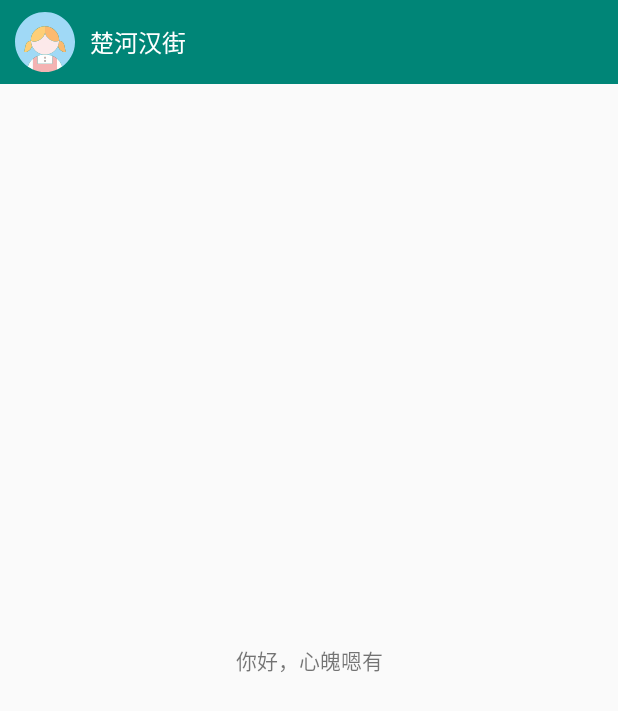
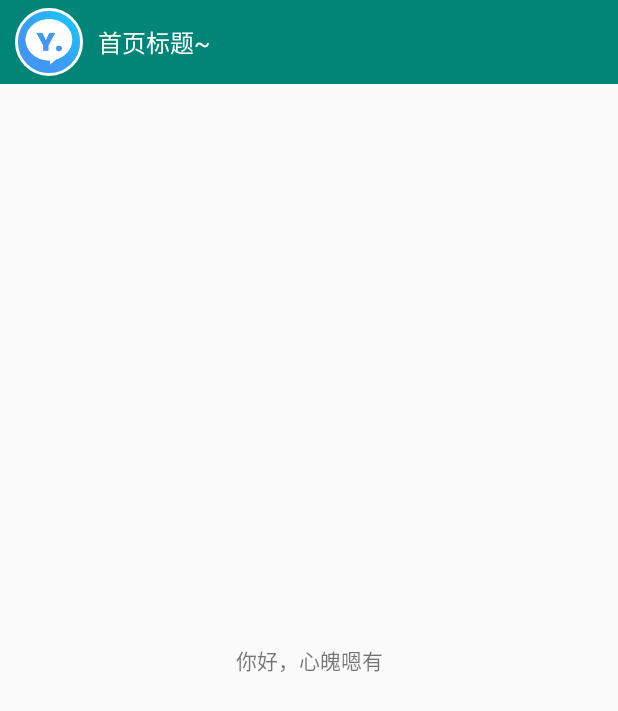
Before and after one commit to xiongweihan/HanAll, an Android app: the screen it shows after launch (MainActivity), on a phone screen of 412 x 824 dp. Shown: the top 711 px of the screen. Run offline under Robolectric (Android 15) with nearby library versions, the phone set to English and light mode, and no system bars; our stand-ins replace ButterKnife.

Commit message:
添加自定义圆型头像HeadView

```diff
--- a/app/src/main/java/com/example/hanall/activity/BaseActivity.java
+++ b/app/src/main/java/com/example/hanall/activity/BaseActivity.java
@@ -1,6 +1,5 @@
 package com.example.hanall.activity;
 
-import android.app.Activity;
 import android.app.ProgressDialog;
 import android.content.Context;
 import android.os.Build;
@@ -64,7 +63,7 @@ public abstract class BaseActivity extends AppCompatActivity {
 
         View view = getCurrentFocus();
         if (view != null) {
-            InputMethodManager inputMethodManager = (InputMethodManager) getSystemService(Activity.INPUT_METHOD_SERVICE);
+            InputMethodManager inputMethodManager = (InputMethodManager) getSystemService(AppCompatActivity.INPUT_METHOD_SERVICE);
             inputMethodManager.hideSoftInputFromWindow(view.getWindowToken(), InputMethodManager.HIDE_NOT_ALWAYS);
         }
     }
--- a/app/src/main/java/com/example/hanall/activity/MainActivity.java
+++ b/app/src/main/java/com/example/hanall/activity/MainActivity.java
@@ -1,13 +1,11 @@
 package com.example.hanall.activity;
 
 
-import android.annotation.SuppressLint;
 import android.content.res.ColorStateList;
 import android.graphics.Color;
 import android.view.Gravity;
 import android.view.MenuItem;
 import android.view.View;
-import android.widget.ImageView;
 import android.widget.TextView;
 
 import androidx.annotation.NonNull;
@@ -17,6 +15,7 @@ import androidx.drawerlayout.widget.DrawerLayout;
 import com.example.hanall.R;
 import com.example.hanall.utils.ScreenInfoUtils;
 import com.example.hanall.utils.ToastUtil;
+import com.example.hanall.widget.HeadView;
 import com.google.android.material.navigation.NavigationView;
 
 import butterknife.BindView;
@@ -28,9 +27,11 @@ public class MainActivity extends BaseActivity implements NavigationView.OnNavig
     @BindView(R.id.drawer_layout)
     DrawerLayout drawer;
     @BindView(R.id.iv_main_head)
-    ImageView ivMainHead;
+    HeadView ivMainHead;
     @BindView(R.id.tv_main_title)
     TextView tvMainTitle;
+    private HeadView ivDrawerHead;
+    private TextView tvDrawerName;
 
     @Override
     protected int getLayoutId() {
@@ -53,10 +54,9 @@ public class MainActivity extends BaseActivity implements NavigationView.OnNavig
         View headView = navigationView.getHeaderView(0);//获取头部布局
         //添加头布局的另外一种方式
         //View headview=navigationview.inflateHeaderView(R.layout.navigationview_header);
-        ImageView imageHead = headView.findViewById(R.id.iv_head);
-        imageHead.setOnClickListener(this);
-        TextView tvName = headView.findViewById(R.id.tv_name);
-        tvName.setText("韩雄伟");
+        ivDrawerHead = headView.findViewById(R.id.iv_head);
+        ivDrawerHead.setOnClickListener(this);
+        tvDrawerName = headView.findViewById(R.id.tv_name);
 
         //设置item的条目颜色
         // 有-为未选中的颜色, 没有-为选中的颜色
@@ -76,6 +76,16 @@ public class MainActivity extends BaseActivity implements NavigationView.OnNavig
         navigationView.setCheckedItem(R.id.single_1);
         //设置条目点击监听
         navigationView.setNavigationItemSelectedListener(this);
+        initData();
+
+    }
+
+    private void initData() {
+        ivMainHead.setImageResource(R.mipmap.ic_logo);//首页头像
+        tvMainTitle.setText("首页标题~");
+        ivDrawerHead.setImageResource(R.mipmap.ic_logo);//侧滑头像
+        tvDrawerName.setText("韩雄伟");
+
 
     }
 
--- a/app/src/main/java/com/example/hanall/utils/ScreenInfoUtils.java
+++ b/app/src/main/java/com/example/hanall/utils/ScreenInfoUtils.java
@@ -1,6 +1,5 @@
 package com.example.hanall.utils;
 
-import android.app.Activity;
 import android.content.Context;
 import android.graphics.Color;
 import android.graphics.Point;
@@ -12,6 +11,7 @@ import android.view.WindowManager;
 
 import androidx.annotation.NonNull;
 import androidx.annotation.Nullable;
+import androidx.appcompat.app.AppCompatActivity;
 
 /**
  * ================================================
@@ -25,7 +25,7 @@ public class ScreenInfoUtils {
      *
      * @param activity 上下文
      */
-    public static void fullScreen(Activity activity) {
+    public static void fullScreen(AppCompatActivity activity) {
         if (Build.VERSION.SDK_INT >= Build.VERSION_CODES.KITKAT) {
             if (Build.VERSION.SDK_INT >= Build.VERSION_CODES.LOLLIPOP) {
                 //5.x开始需要把颜色设置透明，否则导航栏会呈现系统默认的浅灰色
@@ -75,7 +75,7 @@ public class ScreenInfoUtils {
      * @param activity 上下文
      * @return 100
      */
-    public static int getWindowWidth(Activity activity) {
+    public static int getWindowWidth(AppCompatActivity activity) {
         return activity.getWindowManager().getDefaultDisplay().getWidth();
     }
 
@@ -85,7 +85,7 @@ public class ScreenInfoUtils {
      * @param activity 上下文
      * @return 100
      */
-    public static int getWindowHeight(Activity activity) {
+    public static int getWindowHeight(AppCompatActivity activity) {
         return activity.getWindowManager().getDefaultDisplay().getHeight();
     }
 
--- a/app/src/main/java/com/example/hanall/utils/ToastUtil.java
+++ b/app/src/main/java/com/example/hanall/utils/ToastUtil.java
@@ -1,6 +1,5 @@
 package com.example.hanall.utils;
 
-import android.app.Activity;
 import android.content.Context;
 import android.text.TextUtils;
 import android.view.Gravity;
@@ -8,6 +7,8 @@ import android.view.LayoutInflater;
 import android.view.View;
 import android.widget.TextView;
 import android.widget.Toast;
+
+import androidx.appcompat.app.AppCompatActivity;
 
 import com.example.hanall.R;
 import com.example.hanall.base.App;
@@ -39,7 +40,7 @@ public class ToastUtil {
         showToast(context, text, Toast.LENGTH_SHORT, Gravity.BOTTOM, 0, 180);
     }
 
-    public static void showUiToast(final Activity activity, final String value) {
+    public static void showUiToast(final AppCompatActivity activity, final String value) {
         activity.runOnUiThread(new Runnable() {
             @Override
             public void run() {
--- /dev/null
+++ b/app/src/main/java/com/example/hanall/widget/HeadView.java
@@ -0,0 +1,303 @@
+package com.example.hanall.widget;
+
+import android.content.Context;
+import android.content.res.TypedArray;
+import android.graphics.Bitmap;
+import android.graphics.BitmapShader;
+import android.graphics.Canvas;
+import android.graphics.Color;
+import android.graphics.Matrix;
+import android.graphics.Paint;
+import android.graphics.PorterDuff;
+import android.graphics.PorterDuffColorFilter;
+import android.graphics.RectF;
+import android.graphics.Shader;
+import android.graphics.drawable.BitmapDrawable;
+import android.graphics.drawable.ColorDrawable;
+import android.graphics.drawable.Drawable;
+import android.util.AttributeSet;
+import android.util.EventLog;
+import android.util.Log;
+
+import androidx.annotation.Nullable;
+import androidx.appcompat.widget.AppCompatImageView;
+
+import com.example.hanall.R;
+
+
+public class HeadView extends AppCompatImageView {
+
+    private Context mContext;
+    //显示图片
+    private Bitmap mBitmap;
+    // bitmap paint
+    private Paint mBitmapPaint;
+    // 边框 paint
+    private Paint mBorderPaint;
+    //当前是否按下
+    private boolean mIsPressed;
+    //
+    private Shader mBitmapShader;
+    //变换矩阵
+    private Matrix mShaderMatrix;
+    //形状
+    private int mShape;
+    // Rrect Bitmap
+    private RectF mRcBitmap;
+    //Rect Border
+    private RectF mRcBorder;
+    //圆角半径
+    private float mRoundRadius;
+    //边框半径
+    private float mBorderRadius;
+    //图片半径
+    private float mCircleRadius;
+    //边框颜色
+    private int mBorderColor;
+    //边框大小
+    private int mBorderWidth;
+    //按下太蒙层color
+    private int mCoverColor;
+    //默认borderWidth;
+    private static final int DEFAULT_BORDER_WIDTH = 0;
+    //默认的borderColor
+    private static final int DEFAULT_BORDER_COLOR = Color.TRANSPARENT;
+    //默认按下态蒙层Color
+    private static final int DEFAULT_COVER_COLOR = Color.parseColor("#40333333");
+    //默认圆角半径
+    private static final int DEFAULT_ROUND_RADIUS = 0;
+    //默认形状
+    private static final int SHAPE_RECT = 1;//矩形
+    private static final int SHAPE_CIRCLE = 2;//圆形
+
+    public HeadView(Context context) {
+        this(context, null);
+    }
+
+    public HeadView(Context context, @Nullable AttributeSet attrs) {
+        this(context, attrs, 0);
+    }
+
+    public HeadView(Context context, @Nullable AttributeSet attrs, int defStyleAttr) {
+        super(context, attrs, defStyleAttr);
+        TypedArray typedArray = context.obtainStyledAttributes(attrs, R.styleable.HeadView, defStyleAttr, 0);
+        this.mContext = context;
+        mBorderColor = typedArray.getColor(R.styleable.HeadView_border_color, DEFAULT_BORDER_COLOR);
+        mBorderWidth = typedArray.getDimensionPixelSize(R.styleable.HeadView_border_width, DEFAULT_BORDER_WIDTH);
+        mCoverColor = typedArray.getColor(R.styleable.HeadView_cover_color, DEFAULT_COVER_COLOR);
+        mRoundRadius = typedArray.getDimensionPixelSize(R.styleable.HeadView_round_radius, DEFAULT_ROUND_RADIUS);
+        mShape = typedArray.getInteger(R.styleable.HeadView_shape, SHAPE_RECT);
+        typedArray.recycle();
+
+        init();
+    }
+
+    private void init() {
+        mBitmapPaint = new Paint(Paint.ANTI_ALIAS_FLAG);
+        mBorderPaint = new Paint(Paint.ANTI_ALIAS_FLAG);
+        mBorderPaint.setStyle(Paint.Style.STROKE);
+        mBorderPaint.setColor(mBorderColor);
+        mBorderPaint.setStrokeWidth(mBorderWidth);
+
+        mRcBitmap = new RectF();
+        mRcBorder = new RectF();
+        mShaderMatrix = new Matrix();
+    }
+
+    @Override
+    protected void onDraw(Canvas canvas) {
+        if (mBitmap != null) {
+            if (mShape == SHAPE_CIRCLE) {
+                canvas.drawCircle(getWidth() / 2, getHeight() / 2, mCircleRadius, mBitmapPaint);
+                canvas.drawCircle(getWidth() / 2, getHeight() / 2, mBorderRadius, mBorderPaint);
+            } else if (mShape == SHAPE_RECT) {
+                canvas.drawRoundRect(mRcBitmap, mRoundRadius, mRoundRadius, mBitmapPaint);
+                canvas.drawRoundRect(mRcBorder, mRoundRadius, mRoundRadius, mBorderPaint);
+            }
+        }
+    }
+
+    @Override
+    public void setPressed(boolean pressed) {
+        super.setPressed(pressed);
+        if (mIsPressed == pressed) {
+            return;
+        }
+        mIsPressed = pressed;
+        if (mIsPressed) {
+            mBitmapPaint.setColorFilter(new PorterDuffColorFilter(mCoverColor, PorterDuff.Mode.SRC_ATOP));
+        } else {
+            mBitmapPaint.setColorFilter(null);
+        }
+        invalidate();
+    }
+
+    public void setImageBitmap(Bitmap bitmap) {
+        mBitmap = bitmap;
+        preDraw();
+    }
+
+
+    public void setImageDrawable(Drawable drawable) {
+        mBitmap = getBitmapFromDrawable(drawable);
+        preDraw();
+    }
+
+    public void setImageResource(int resId) {
+        if (resId != 0) {
+            try {
+                mBitmap = getBitmapFromDrawable(mContext.getResources().getDrawable(resId));
+            } catch (Exception e) {
+                Log.w("HeadView", "Unable to find resource: " + resId, e);
+            }
+        }
+        preDraw();
+    }
+
+
+    private Bitmap getBitmapFromDrawable(Drawable drawable) {
+        if (drawable == null) {
+            return null;
+        }
+
+        if (drawable instanceof BitmapDrawable) {
+            return ((BitmapDrawable) drawable).getBitmap();
+        }
+
+        try {
+            Bitmap bitmap;
+
+            if (drawable instanceof ColorDrawable) {
+                bitmap = Bitmap.createBitmap(1, 1, Bitmap.Config.ARGB_8888);
+            } else {
+                bitmap = Bitmap.createBitmap(drawable.getIntrinsicWidth(), drawable.getIntrinsicHeight(), Bitmap.Config.ARGB_8888);
+            }
+
+            Canvas canvas = new Canvas(bitmap);
+            drawable.setBounds(0, 0, canvas.getWidth(), canvas.getHeight());
+            drawable.draw(canvas);
+            return bitmap;
+        } catch (OutOfMemoryError e) {
+            return null;
+        }
+    }
+
+    /**
+     * 初始化 基本参数
+     */
+    private void preDraw() {
+
+        if (mBitmap == null) {
+            return;
+        }
+
+        mBitmapShader = new BitmapShader(mBitmap, Shader.TileMode.CLAMP, Shader.TileMode.CLAMP);
+        mBitmapPaint.setShader(mBitmapShader);
+
+        mRcBorder.set(0, 0, getWidth(), getHeight());
+        mBorderRadius = Math.min((mRcBorder.height() - mBorderWidth) / 2, (mRcBorder.width() - mBorderWidth) / 2);
+
+        //！！！注意，圆角矩形边框注意位置，否则边框和矩形之间会露出空白
+        if (mShape == SHAPE_CIRCLE) {
+            mRcBitmap.set(mBorderWidth, mBorderWidth, mRcBorder.width() - mBorderWidth, mRcBorder.height() - mBorderWidth);
+        } else if (mShape == SHAPE_RECT) {
+            mRcBitmap.set(mBorderWidth/2, mBorderWidth/2, mRcBorder.width() - mBorderWidth/2, mRcBorder.height() - mBorderWidth/2);
+        }
+        mCircleRadius = Math.min(mRcBitmap.height() / 2, mRcBitmap.width() / 2);
+        updateShaderMatrix();
+        invalidate();
+    }
+
+
+    /**
+     * 伸缩变换
+     */
+    private void updateShaderMatrix() {
+        float scale;
+        float dx = 0;
+        float dy = 0;
+
+        mShaderMatrix.set(null);
+
+        if (mBitmap.getWidth() * mRcBitmap.height() > mRcBitmap.width() * mBitmap.getHeight()) {
+            scale = mRcBitmap.height() / (float) mBitmap.getHeight();
+            dx = (mRcBitmap.width() - mBitmap.getWidth() * scale) * 0.5f;
+        } else {
+            scale = mRcBitmap.width() / (float) mBitmap.getWidth();
+            dy = (mRcBitmap.height() - mBitmap.getHeight() * scale) * 0.5f;
+        }
+
+        mShaderMatrix.setScale(scale, scale);
+        mShaderMatrix.postTranslate((int) (dx + 0.5f) + mBorderWidth, (int) (dy + 0.5f) + mBorderWidth);
+        mBitmapShader.setLocalMatrix(mShaderMatrix);
+    }
+
+
+    @Override
+    protected void onLayout(boolean changed, int left, int top, int right, int bottom) {
+        super.onLayout(changed, left, top, right, bottom);
+        preDraw();
+    }
+
+    @Override
+    protected void onSizeChanged(int w, int h, int oldw, int oldh) {
+        super.onSizeChanged(w, h, oldw, oldh);
+        preDraw();
+    }
+
+    // --------------------get/set---------------------------------
+
+
+    public int getBorderColor() {
+        return mBorderColor;
+    }
+
+    public void setBorderColor(int borderColor) {
+        if(borderColor == mBorderColor){
+            return;
+        }
+        this.mBorderColor = borderColor;
+        invalidate();
+    }
+
+    public int getBorderWidth() {
+        return mBorderWidth;
+    }
+
+    public void setBorderWidth(int borderWidth) {
+        if(borderWidth == mBorderWidth){
+            return;
+        }
+        this.mBorderWidth = borderWidth;
+        preDraw();
+    }
+
+    public int getCoverColor() {
+        return mCoverColor;
+    }
+
+    public void setCoverColor(int coverColor) {
+        if(coverColor == mCoverColor){
+            return;
+        }
+        this.mCoverColor = coverColor;
+    }
+
+    public int getShape() {
+        return mShape;
+    }
+
+    public void setShape(int shape) {
+        this.mShape = shape;
+        preDraw();
+    }
+
+    public float getRoundRadius() {
+        return mRoundRadius;
+    }
+
+    public void setRoundRadius(float roundRadius) {
+        this.mRoundRadius = roundRadius;
+        preDraw();
+    }
+}
--- a/app/src/main/res/layout/main_layout_header.xml
+++ b/app/src/main/res/layout/main_layout_header.xml
@@ -1,5 +1,6 @@
 <?xml version="1.0" encoding="utf-8"?>
 <LinearLayout xmlns:android="http://schemas.android.com/apk/res/android"
+    xmlns:app="http://schemas.android.com/apk/res-auto"
     android:layout_width="match_parent"
     android:layout_height="?actionBarSize"
     android:layout_gravity="center_vertical"
@@ -7,13 +8,14 @@
     android:gravity="center_vertical"
     android:orientation="horizontal">
     <!--    主页title布局-->
-    <ImageView
+    <com.example.hanall.widget.HeadView
         android:id="@+id/iv_main_head"
-        android:layout_width="40dp"
-        android:layout_height="40dp"
+        android:layout_width="45dp"
+        android:layout_height="45dp"
         android:layout_marginLeft="@dimen/dimin_10dp"
-        android:scaleType="fitCenter"
-        android:src="@drawable/ic_head" />
+        app:border_color="@color/white"
+        app:border_width="2dp"
+        app:shape="circle"/>
 
     <TextView
         android:id="@+id/tv_main_title"
--- a/app/src/main/res/layout/navigationview_header.xml
+++ b/app/src/main/res/layout/navigationview_header.xml
@@ -8,11 +8,13 @@
     android:layout_height="150dp"
     android:background="@color/colorPrimary">
 
-    <ImageView
+    <com.example.hanall.widget.HeadView
         android:id="@+id/iv_head"
         android:layout_width="68dp"
         android:layout_height="68dp"
-        android:src="@drawable/ic_head"
+        app:border_color="@color/white"
+        app:border_width="2dp"
+        app:shape="circle"
         app:layout_constraintLeft_toLeftOf="parent"
         app:layout_constraintRight_toRightOf="parent"
         app:layout_constraintTop_toTopOf="parent"
```
Also changed, not shown: app/src/main/res/values/attrs.xml (added, +15 -0 lines), app/src/main/res/mipmap-xxhdpi/ic_logo.png (added).
